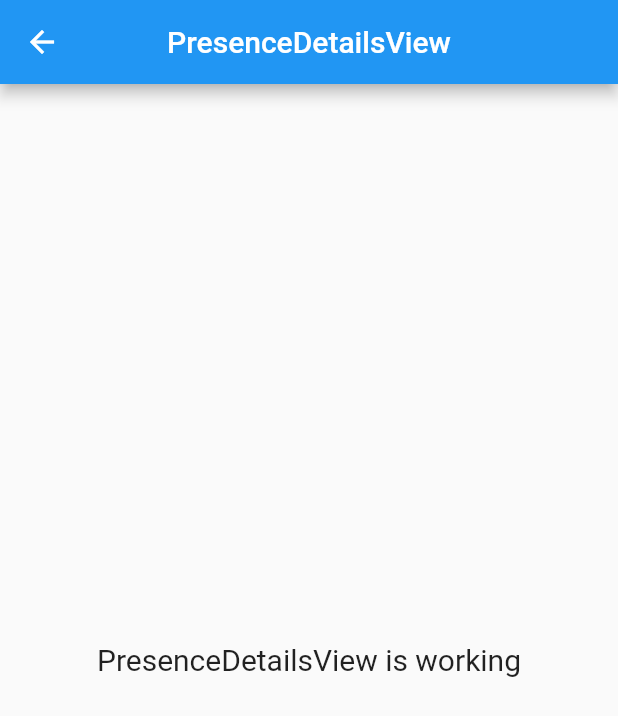
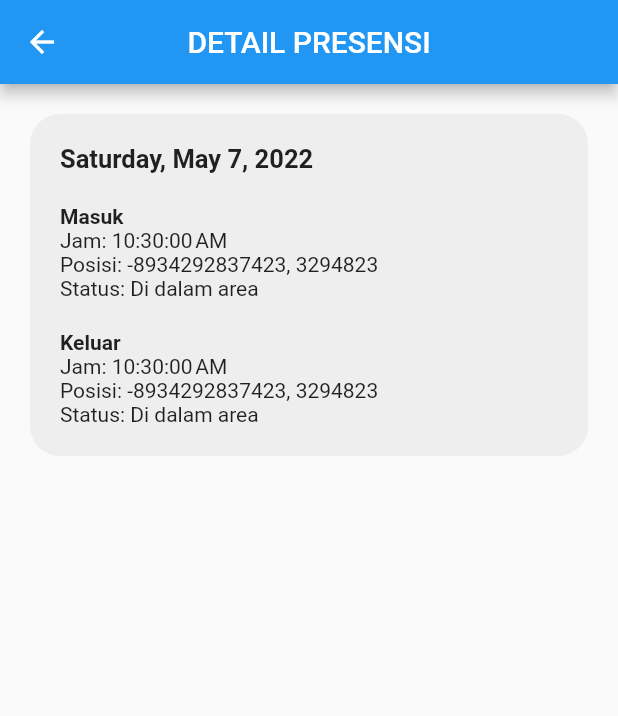
Before and after one commit to asbiqalalawi/presence, a Flutter app: the PresenceDetailsView screen opened by its route, on a phone screen of 412 x 824 dp. Shown: the top 716 px of the screen. Run offline on Flutter 3.47's test engine with Material 2 defaults, Android fonts, the phone set to English and light mode, and no system bars; our stand-ins replace cloud_firestore, convex_bottom_bar, firebase_auth, firebase_core, firebase_storage, get and 1 more; missing offline and left inert: cloud_firestore_web, firebase_auth_web, firebase_core_web, firebase_storage_web, image_picker_for_web; accounts and stored records are empty.

Commit message:
Presence Detail

```diff
--- a/lib/app/modules/presence_details/views/presence_details_view.dart
+++ b/lib/app/modules/presence_details/views/presence_details_view.dart
@@ -1,6 +1,7 @@
 import 'package:flutter/material.dart';
 
 import 'package:get/get.dart';
+import 'package:intl/intl.dart';
 
 import '../controllers/presence_details_controller.dart';
 
@@ -10,16 +11,49 @@ class PresenceDetailsView extends GetView<PresenceDetailsController> {
   @override
   Widget build(BuildContext context) {
     return Scaffold(
-      appBar: AppBar(
-        title: const Text('PresenceDetailsView'),
-        centerTitle: true,
-      ),
-      body: const Center(
-        child: Text(
-          'PresenceDetailsView is working',
-          style: TextStyle(fontSize: 20),
+        appBar: AppBar(
+          title: const Text('DETAIL PRESENSI'),
+          centerTitle: true,
         ),
-      ),
-    );
+        body: ListView(
+          padding: const EdgeInsets.all(20),
+          children: [
+            Container(
+              padding: const EdgeInsets.all(20),
+              decoration: BoxDecoration(
+                  borderRadius: BorderRadius.circular(20),
+                  color: Colors.grey[200]),
+              child: Column(
+                  crossAxisAlignment: CrossAxisAlignment.start,
+                  children: [
+                    Text(
+                      DateFormat.yMMMMEEEEd().format(DateTime.now()),
+                      style: const TextStyle(
+                          fontWeight: FontWeight.bold, fontSize: 17),
+                    ),
+                    const SizedBox(
+                      height: 20,
+                    ),
+                    Text(
+                      'Masuk',
+                      style: TextStyle(fontWeight: FontWeight.bold),
+                    ),
+                    Text('Jam: ${DateFormat.jms().format(DateTime.now())}'),
+                    Text('Posisi: -8934292837423, 3294823'),
+                    Text('Status: Di dalam area'),
+                    const SizedBox(
+                      height: 20,
+                    ),
+                    Text(
+                      'Keluar',
+                      style: TextStyle(fontWeight: FontWeight.bold),
+                    ),
+                    Text('Jam: ${DateFormat.jms().format(DateTime.now())}'),
+                    Text('Posisi: -8934292837423, 3294823'),
+                    Text('Status: Di dalam area'),
+                  ]),
+            ),
+          ],
+        ));
   }
 }
--- a/lib/app/routes/app_routes.dart
+++ b/lib/app/routes/app_routes.dart
@@ -14,6 +14,7 @@ abstract class Routes {
   static const UPDATE_PROFILE = _Paths.UPDATE_PROFILE;
   static const UPDATE_PASSWORD = _Paths.UPDATE_PASSWORD;
   static const PRESENCE_DETAILS = _Paths.PRESENCE_DETAILS;
+  static const ALL_PRESENCE = _Paths.ALL_PRESENCE;
 }
 
 abstract class _Paths {
@@ -27,4 +28,5 @@ abstract class _Paths {
   static const UPDATE_PROFILE = '/update-profile';
   static const UPDATE_PASSWORD = '/update-password';
   static const PRESENCE_DETAILS = '/presence-details';
+  static const ALL_PRESENCE = '/all-presence';
 }
```
Also changed, not shown: lib/app/modules/all_presence/bindings/all_presence_binding.dart (added, +12 -0 lines), lib/app/modules/all_presence/controllers/all_presence_controller.dart (added, +20 -0 lines), lib/app/modules/all_presence/views/all_presence_view.dart (added, +94 -0 lines), lib/app/modules/home/views/home_view.dart (+23 -9 lines), lib/app/routes/app_pages.dart (+7 -0 lines).
